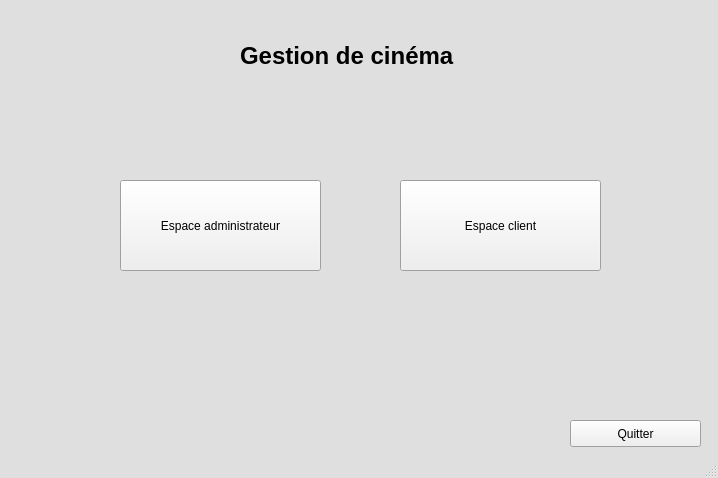
First picture: the form in ui/accueil.ui, repository KaneRoot/ihmsem6a, before the edit.
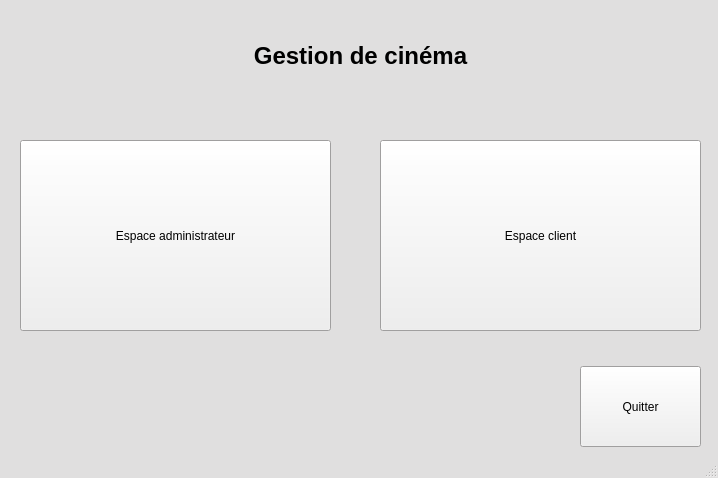
Second picture: the form after the edit.

```diff
--- a/ui/accueil.ui
+++ b/ui/accueil.ui
@@ -81,10 +81,10 @@
    <widget class="QPushButton" name="but_client">
     <property name="geometry">
      <rect>
-      <x>400</x>
-      <y>180</y>
-      <width>201</width>
-      <height>91</height>
+      <x>380</x>
+      <y>140</y>
+      <width>321</width>
+      <height>191</height>
      </rect>
     </property>
     <property name="text">
@@ -94,10 +94,10 @@
    <widget class="QPushButton" name="but_quit">
     <property name="geometry">
      <rect>
-      <x>570</x>
-      <y>420</y>
-      <width>131</width>
-      <height>27</height>
+      <x>580</x>
+      <y>366</y>
+      <width>121</width>
+      <height>81</height>
      </rect>
     </property>
     <property name="text">
@@ -107,10 +107,10 @@
    <widget class="QPushButton" name="but_admin">
     <property name="geometry">
      <rect>
-      <x>120</x>
-      <y>180</y>
-      <width>201</width>
-      <height>91</height>
+      <x>20</x>
+      <y>140</y>
+      <width>311</width>
+      <height>191</height>
      </rect>
     </property>
     <property name="text">
@@ -120,9 +120,9 @@
    <widget class="QLabel" name="labl_title">
     <property name="geometry">
      <rect>
-      <x>240</x>
+      <x>10</x>
       <y>40</y>
-      <width>251</width>
+      <width>701</width>
       <height>31</height>
      </rect>
     </property>
@@ -137,6 +137,9 @@
     <property name="text">
      <string>Gestion de cinéma</string>
     </property>
+    <property name="alignment">
+     <set>Qt::AlignCenter</set>
+    </property>
    </widget>
   </widget>
   <widget class="QStatusBar" name="statusbar"/>
```
